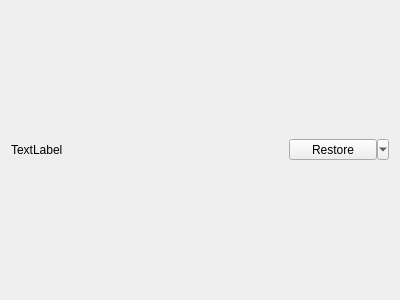
This is src/savegamemanagerwidgetbackupitem.ui in kriana/SilVerPLuM as Qt 5 draws it before an edit. The edited form follows.
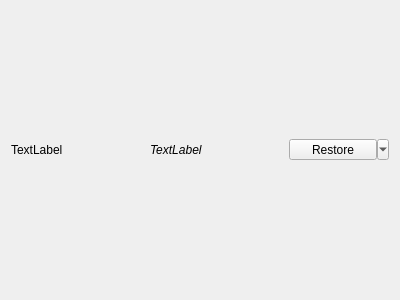
This is the edited form. Icons and pictures are not drawn.

The edit to the form file:
```diff
--- a/src/savegamemanagerwidgetbackupitem.ui
+++ b/src/savegamemanagerwidgetbackupitem.ui
@@ -24,6 +24,18 @@
      </property>
     </widget>
    </item>
+   <item>
+    <widget class="QLabel" name="lblInfo">
+     <property name="font">
+      <font>
+       <italic>true</italic>
+      </font>
+     </property>
+     <property name="text">
+      <string>TextLabel</string>
+     </property>
+    </widget>
+   </item>
    <item>
     <widget class="QToolButton" name="btnRestore">
      <property name="minimumSize">
```
